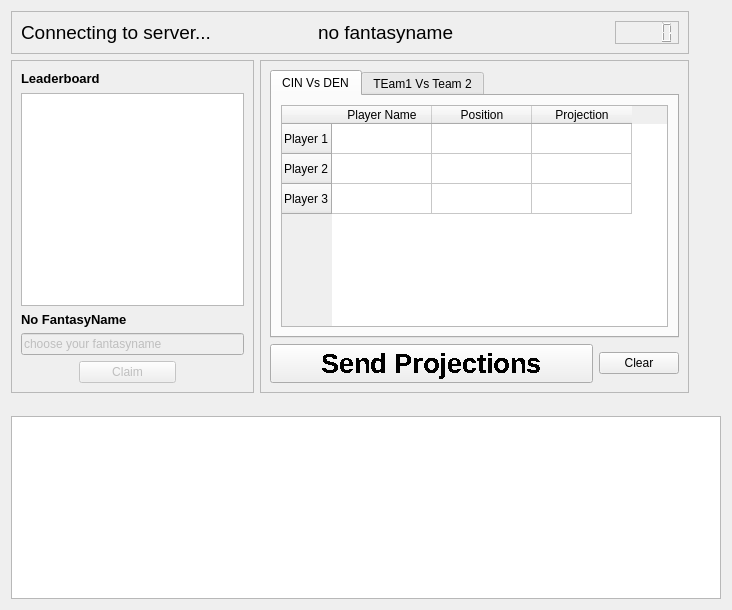
First picture: the form in cute-fantasy/demoui.ui, repository protoblock/protoblock, before the edit.
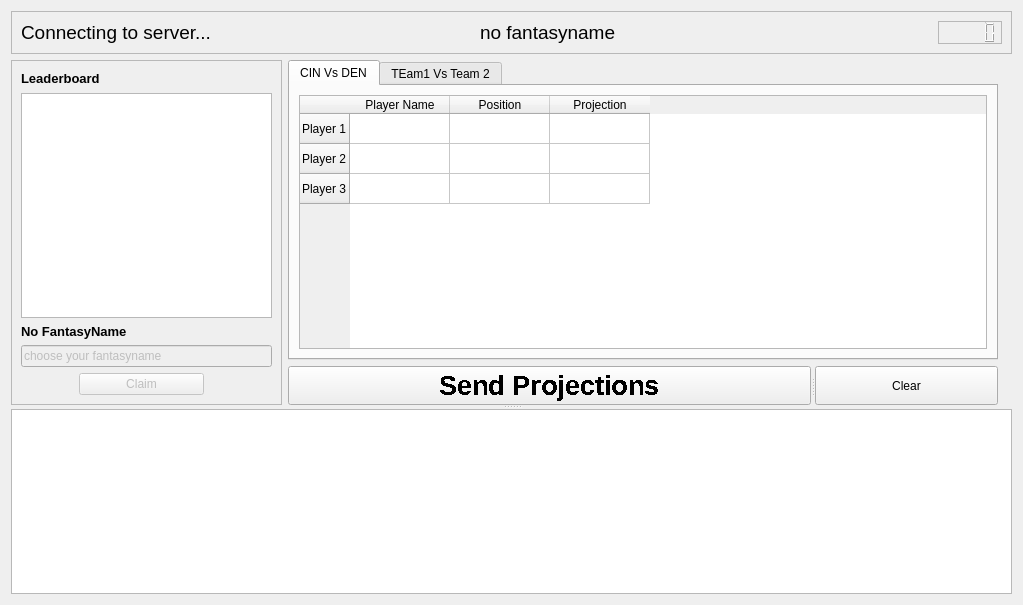
Second picture: the form after the edit.

```diff
--- a/cute-fantasy/demoui.ui
+++ b/cute-fantasy/demoui.ui
@@ -6,8 +6,8 @@
    <rect>
     <x>0</x>
     <y>0</y>
-    <width>732</width>
-    <height>610</height>
+    <width>1023</width>
+    <height>605</height>
    </rect>
   </property>
   <property name="sizePolicy">
@@ -19,8 +19,8 @@
   <property name="windowTitle">
    <string>Form</string>
   </property>
-  <layout class="QGridLayout" name="gridLayout_6">
-   <item row="0" column="0" colspan="2">
+  <layout class="QGridLayout" name="gridLayout_4">
+   <item row="0" column="0">
     <widget class="QFrame" name="frame_3">
      <property name="sizePolicy">
       <sizepolicy hsizetype="Preferred" vsizetype="Fixed">
@@ -110,7 +110,26 @@
     </widget>
    </item>
    <item row="1" column="0">
+    <widget class="QSplitter" name="splitter_2">
+     <property name="orientation">
+      <enum>Qt::Vertical</enum>
+     </property>
+     <widget class="QWidget" name="">
+      <layout class="QHBoxLayout" name="horizontalLayout_2">
+       <item>
     <widget class="QFrame" name="frame">
+         <property name="minimumSize">
+          <size>
+           <width>0</width>
+           <height>0</height>
+          </size>
+         </property>
+         <property name="maximumSize">
+          <size>
+           <width>271</width>
+           <height>16777215</height>
+          </size>
+         </property>
      <property name="frameShape">
       <enum>QFrame::StyledPanel</enum>
      </property>
@@ -299,22 +318,9 @@
      <zorder>horizontalSpacer_5</zorder>
     </widget>
    </item>
-   <item row="1" column="1">
-    <widget class="QFrame" name="frame_2">
-     <property name="sizePolicy">
-      <sizepolicy hsizetype="Expanding" vsizetype="Expanding">
-       <horstretch>0</horstretch>
-       <verstretch>0</verstretch>
-      </sizepolicy>
-     </property>
-     <property name="frameShape">
-      <enum>QFrame::StyledPanel</enum>
-     </property>
-     <property name="frameShadow">
-      <enum>QFrame::Raised</enum>
-     </property>
-     <layout class="QGridLayout" name="gridLayout_4">
-      <item row="0" column="0" colspan="2">
+       <item>
+        <layout class="QVBoxLayout" name="verticalLayout_2">
+         <item>
        <widget class="QTabWidget" name="myGamesTabWidget">
         <property name="currentIndex">
          <number>0</number>
@@ -412,7 +418,11 @@
         </widget>
        </widget>
       </item>
-      <item row="1" column="0">
+         <item>
+          <widget class="QSplitter" name="splitter">
+           <property name="orientation">
+            <enum>Qt::Horizontal</enum>
+           </property>
        <widget class="QPushButton" name="mySendProjectionsButton">
         <property name="sizePolicy">
          <sizepolicy hsizetype="Expanding" vsizetype="Preferred">
@@ -432,8 +442,6 @@
          <string>Send Projections</string>
         </property>
        </widget>
-      </item>
-      <item row="1" column="1">
        <widget class="QPushButton" name="myDeleteAllRowsButton">
         <property name="sizePolicy">
          <sizepolicy hsizetype="Preferred" vsizetype="Fixed">
@@ -445,67 +453,27 @@
          <string>Clear</string>
         </property>
        </widget>
-      </item>
-     </layout>
-     <zorder>mySendProjectionsButton</zorder>
-     <zorder>myDeleteAllRowsButton</zorder>
-     <zorder>myGamesTabWidget</zorder>
-    </widget>
-   </item>
-   <item row="1" column="2" colspan="2">
+          </widget>
+         </item>
+        </layout>
+       </item>
+       <item>
     <spacer name="verticalSpacer">
      <property name="orientation">
       <enum>Qt::Vertical</enum>
      </property>
      <property name="sizeHint" stdset="0">
       <size>
-       <width>20</width>
-       <height>342</height>
+           <width>14</width>
+           <height>358</height>
       </size>
      </property>
     </spacer>
    </item>
-   <item row="2" column="0">
-    <spacer name="horizontalSpacer_7">
-     <property name="orientation">
-      <enum>Qt::Horizontal</enum>
-     </property>
-     <property name="sizeHint" stdset="0">
-      <size>
-       <width>241</width>
-       <height>17</height>
-      </size>
-     </property>
-    </spacer>
-   </item>
-   <item row="2" column="1" colspan="3">
-    <spacer name="horizontalSpacer_6">
-     <property name="orientation">
-      <enum>Qt::Horizontal</enum>
-     </property>
-     <property name="sizeHint" stdset="0">
-      <size>
-       <width>461</width>
-       <height>17</height>
-      </size>
-     </property>
-    </spacer>
-   </item>
-   <item row="3" column="0" rowspan="2" colspan="4">
+      </layout>
+     </widget>
     <widget class="QTextBrowser" name="textBrowser"/>
-   </item>
-   <item row="4" column="3">
-    <spacer name="verticalSpacer_2">
-     <property name="orientation">
-      <enum>Qt::Vertical</enum>
-     </property>
-     <property name="sizeHint" stdset="0">
-      <size>
-       <width>20</width>
-       <height>157</height>
-      </size>
-     </property>
-    </spacer>
+    </widget>
    </item>
   </layout>
   <zorder>textBrowser</zorder>
```
Left out of the diff: 7 changed lines with no effect on the pictures. Lines whose indentation alone changed are shown as unchanged.
